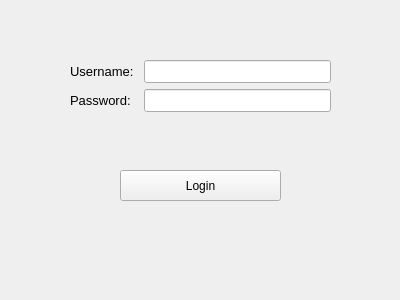
The window that Staff/Login/staff_login.ui (preeti-valunjkar/LibraryManagement) describes before a commit, drawn with Qt 5.
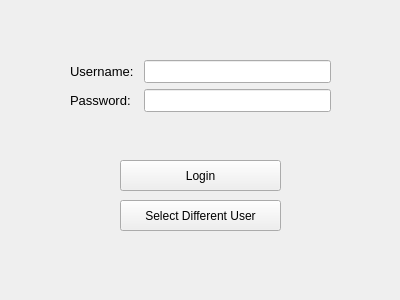
The same window after the commit.

Commit message: Action buttons functionality added

```diff
--- a/Staff/Login/staff_login.ui
+++ b/Staff/Login/staff_login.ui
@@ -71,7 +71,7 @@
    <property name="geometry">
     <rect>
      <x>50</x>
-     <y>140</y>
+     <y>130</y>
      <width>291</width>
      <height>20</height>
     </rect>
@@ -92,7 +92,7 @@
    <property name="geometry">
     <rect>
      <x>120</x>
-     <y>170</y>
+     <y>160</y>
      <width>161</width>
      <height>31</height>
     </rect>
@@ -101,6 +101,19 @@
     <string>Login</string>
    </property>
   </widget>
+  <widget class="QPushButton" name="diff_user_btn">
+   <property name="geometry">
+    <rect>
+     <x>120</x>
+     <y>200</y>
+     <width>161</width>
+     <height>31</height>
+    </rect>
+   </property>
+   <property name="text">
+    <string>Select Different User</string>
+   </property>
+  </widget>
  </widget>
  <resources/>
  <connections/>
```
The commit also changes 8 other files.
